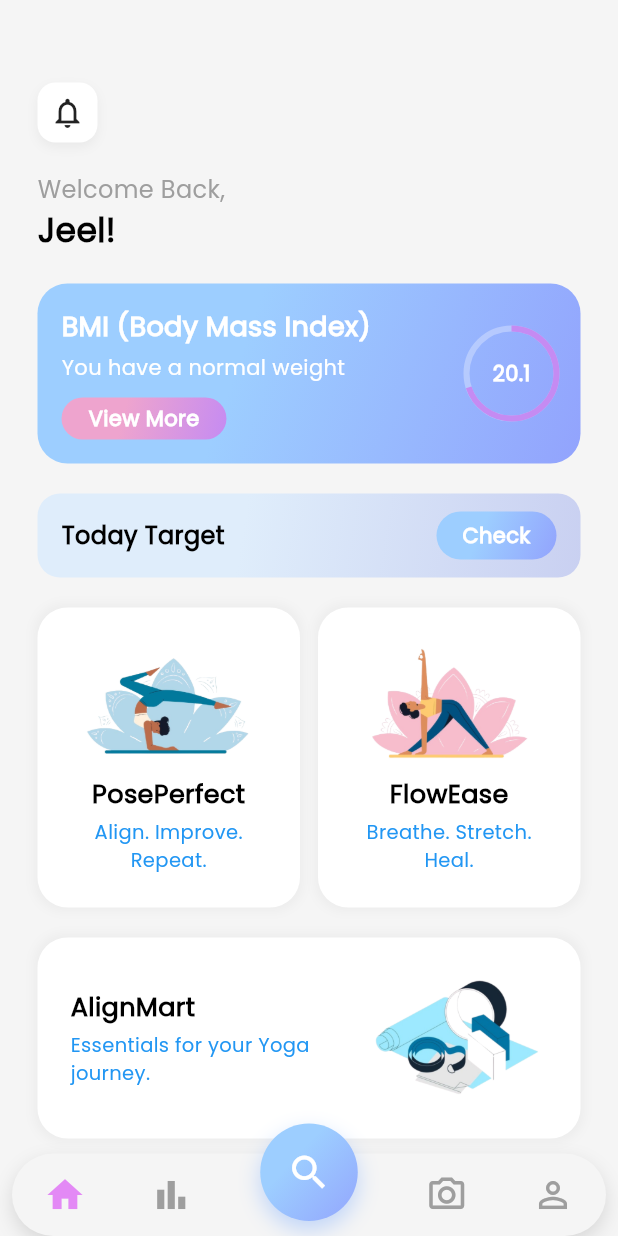
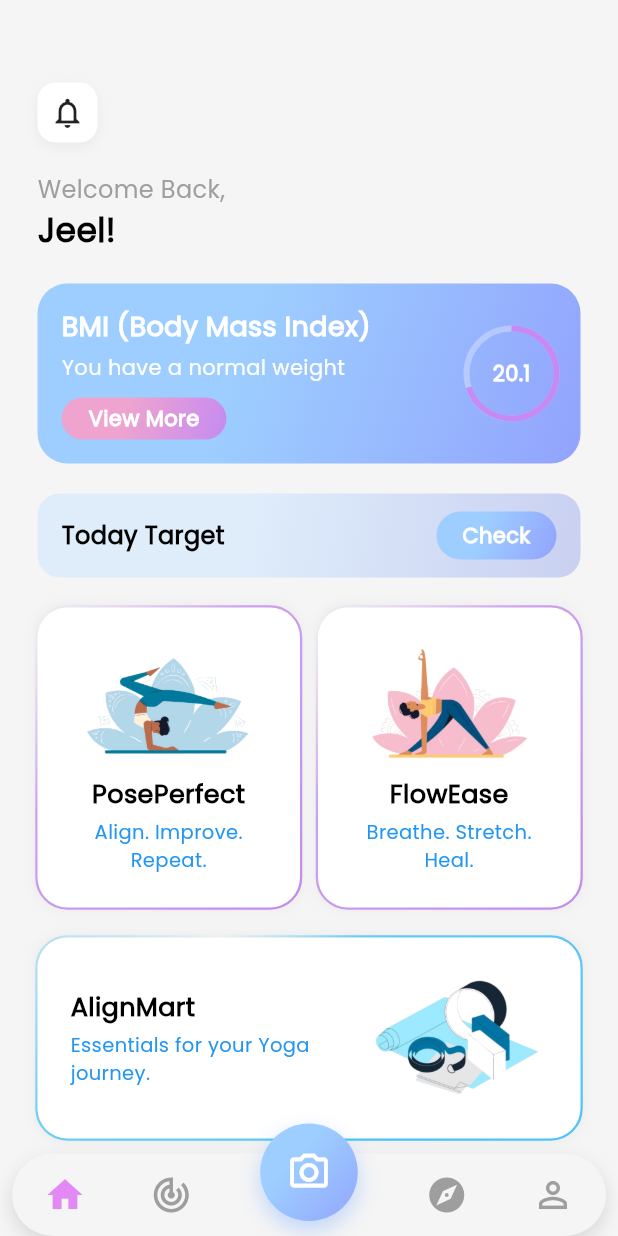
Before and after one commit to Liyo08/AlignMe, a Flutter app: the CustomBottomNavBar screen opened directly, on a phone screen of 412 x 824 dp. Run offline on Flutter 3.47's test engine with Material 3 defaults, Android fonts, the phone set to English and light mode, and no system bars; our stand-ins replace fl_chart, flutter_switch, font_awesome_flutter.

Commit message:
Navar order chnged

```diff
--- a/lib/main.dart
+++ b/lib/main.dart
@@ -17,6 +17,8 @@ import 'heart_page.dart';
 import 'splash_page.dart';
 import 'package:provider/provider.dart';
 import 'theme_provider.dart';
+import 'dart:math';
+import 'explorepage.dart';
 
 void main() {
   runApp(
@@ -721,6 +723,10 @@ LatestWorkoutSection(),
         );
       },
       borderRadius: BorderRadius.circular(20),
+      child: NeonBorderCard( // <-- Wrap Container with NeonBorderCard
+        neonColor: Color(0xFFC58BF2), // lavender shade
+        borderRadius: 20,
+        borderWidth: 3,
         child: Container(
           padding: const EdgeInsets.all(22),
           decoration: BoxDecoration(
@@ -761,8 +767,10 @@ LatestWorkoutSection(),
           ),
         ),
       ),
+    ),
   );
 }
+
 
 
 Widget _featureCar(
@@ -780,6 +788,10 @@ Widget _featureCar(
       );
     },
     borderRadius: BorderRadius.circular(20),
+    child: NeonBorderCard( // <-- Wrap the container here
+      neonColor: Colors.lightBlueAccent,
+      borderRadius: 20,
+      borderWidth: 3,
       child: Container(
         width: 440,
         padding: const EdgeInsets.all(22),
@@ -827,6 +839,7 @@ Widget _featureCar(
               height: 90,
             ),
           ],
+        ),
       ),
     ),
   );
@@ -1061,7 +1074,7 @@ class _CustomBottomNavBarState extends State<CustomBottomNavBar> {
   final List<Widget> _pages = [
     const HomeScreen(),
     const StatsPage(),
-    const CameraPage(),
+    const ExplorePage(),
     const ProfilePage(),
   ];
 
@@ -1109,9 +1122,9 @@ class _CustomBottomNavBarState extends State<CustomBottomNavBar> {
                   mainAxisAlignment: MainAxisAlignment.spaceAround,
                   children: [
                     _navItem(Icons.home, 0),
-                    _navItem(Icons.bar_chart, 1),
+                    _navItem(Icons.track_changes, 1),
                     const SizedBox(width: 70),
-                    _navItem(Icons.camera_alt_outlined, 2),
+                    _navItem(Icons.explore, 2),
                     _navItem(Icons.person_outline, 3),
                   ],
                 ),
@@ -1119,7 +1132,12 @@ class _CustomBottomNavBarState extends State<CustomBottomNavBar> {
               Positioned(
                 bottom: 10,
                 child: GestureDetector(
-                 // onTap: () => _onItemTapped(2), // ✅ tapping big button goes to camera
+                 onTap: () {
+      Navigator.push(
+        context,
+        MaterialPageRoute(builder: (context) => const CameraPage()),
+      );
+    },
                   child: Container(
                     height: 65,
                     width: 75,
@@ -1138,7 +1156,7 @@ class _CustomBottomNavBarState extends State<CustomBottomNavBar> {
                         ),
                       ],
                     ),
-                    child: const Icon(Icons.search, color: Colors.white, size: 30),
+                    child: const Icon(Icons.camera_alt_outlined, color: Colors.white, size: 30),
                   ),
                 ),
               ),
@@ -1193,3 +1211,102 @@ LinearGradient getTargetGradient(BuildContext context) {
           colors: [Color(0xFFC9D0F1), Color(0xFFDFEDFB)], // soft lavender/sky
         );
 }
+
+
+class NeonBorderCard extends StatefulWidget {
+  final Widget child;
+  final double borderWidth;
+  final double borderRadius;
+  final Color neonColor; // <-- new parameter for custom neon color
+
+  const NeonBorderCard({
+    super.key,
+    required this.child,
+    this.borderWidth = 3,
+    this.borderRadius = 20,
+    this.neonColor = Colors.lightBlueAccent, // default blue
+  });
+
+  @override
+  State<NeonBorderCard> createState() => _NeonBorderCardState();
+}
+
+class _NeonBorderCardState extends State<NeonBorderCard>
+    with SingleTickerProviderStateMixin {
+  late AnimationController _controller;
+
+  @override
+  void initState() {
+    super.initState();
+    _controller =
+        AnimationController(vsync: this, duration: const Duration(seconds: 3))
+          ..repeat();
+  }
+
+  @override
+  void dispose() {
+    _controller.dispose();
+    super.dispose();
+  }
+
+  @override
+  Widget build(BuildContext context) {
+    return AnimatedBuilder(
+      animation: _controller,
+      builder: (_, __) {
+        return CustomPaint(
+          painter: _NeonBorderPainter(
+            animationValue: _controller.value,
+            borderRadius: widget.borderRadius,
+            borderWidth: widget.borderWidth,
+            neonColor: widget.neonColor, // pass the color
+          ),
+          child: widget.child,
+        );
+      },
+    );
+  }
+}
+
+class _NeonBorderPainter extends CustomPainter {
+  final double animationValue;
+  final double borderRadius;
+  final double borderWidth;
+  final Color neonColor; // new color parameter
+
+  _NeonBorderPainter({
+    required this.animationValue,
+    required this.borderRadius,
+    required this.borderWidth,
+    required this.neonColor,
+  });
+
+  @override
+  void paint(Canvas canvas, Size size) {
+    final rect = Rect.fromLTWH(0, 0, size.width, size.height);
+    final rrect = RRect.fromRectAndRadius(rect, Radius.circular(borderRadius));
+
+    // SweepGradient for glowing neon effect
+    final paint = Paint()
+      ..style = PaintingStyle.stroke
+      ..strokeWidth = borderWidth
+      ..shader = SweepGradient(
+        startAngle: 0,
+        endAngle: 2 * pi,
+        colors: [
+          neonColor.withOpacity(0.0),
+          neonColor.withOpacity(0.8),
+          neonColor,
+          neonColor.withOpacity(0.8),
+          neonColor.withOpacity(0.0),
+        ],
+        stops: [0.0, 0.2, 0.5, 0.8, 1.0],
+        transform: GradientRotation(2 * pi * animationValue),
+      ).createShader(rect);
+
+    canvas.drawRRect(rrect, paint);
+  }
+
+  @override
+  bool shouldRepaint(covariant _NeonBorderPainter oldDelegate) => true;
+}
```
Also changed, not shown: lib/chatbot.dart (added, +76 -0 lines), lib/explorepage.dart (added, +12 -0 lines), lib/poseperfect_page.dart (+48 -31 lines). Lines whose indentation alone changed are shown as unchanged.
